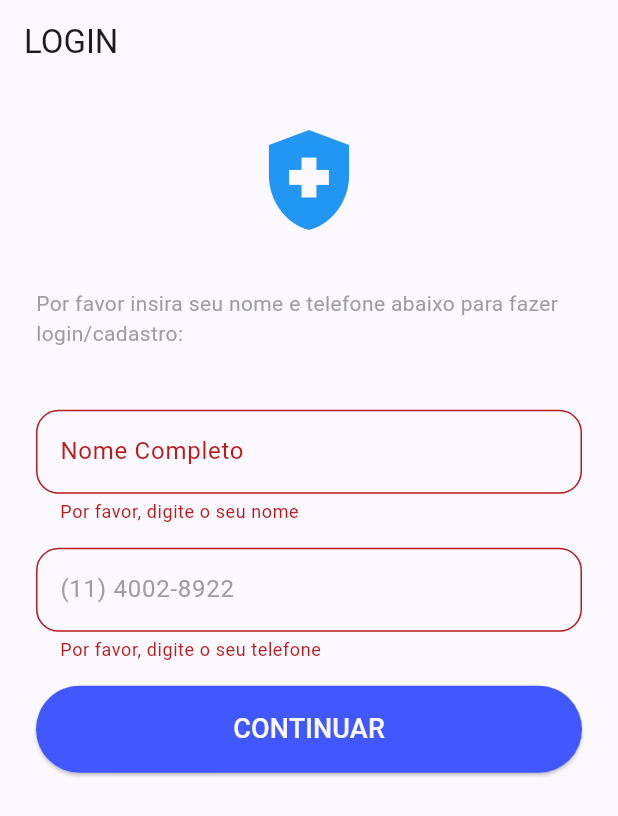
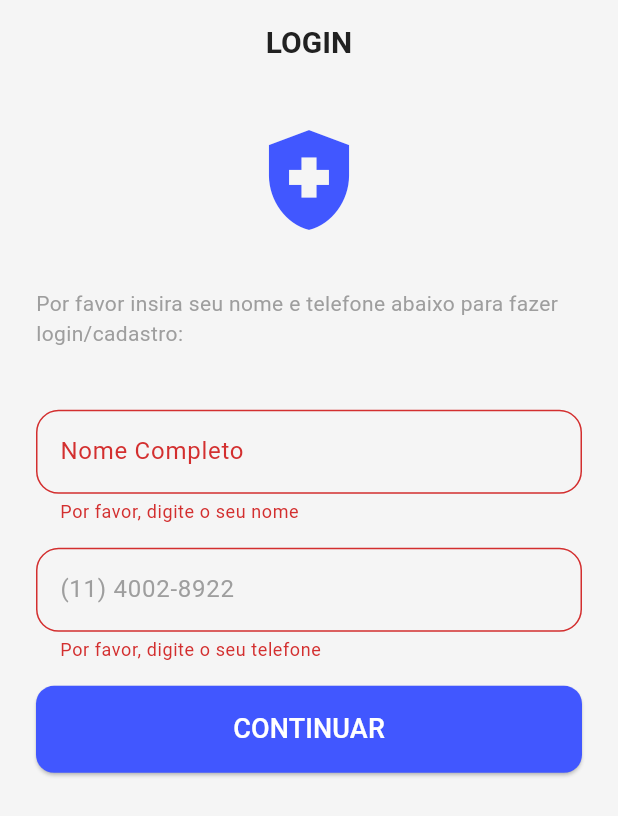
Before and after one commit to Conecta-Vida/Conecta-Vida-Mobile, a Flutter app: the screen it shows after launch, after a tap on "CONTINUAR", on a phone screen of 412 x 824 dp. Shown: the top 816 px of the screen. Run offline on Flutter 3.47's test engine with Material 3 defaults, Android fonts, the phone set to English and light mode, and no system bars; our stand-ins replace google_fonts; network calls fail.

Commit message:
themedata completo

```diff
--- a/lib/main.dart
+++ b/lib/main.dart
@@ -1,5 +1,6 @@
 import 'package:flutter/material.dart';
-import 'screens/splash_screen.dart';
+import 'global/appCor.dart'; // O nosso arquivo de cores!
+import 'screens/splash_screen.dart'; // Sua tela inicial
 
 void main() {
   runApp(const ConectaVidaApp());
@@ -11,15 +12,54 @@ class ConectaVidaApp extends StatelessWidget {
   @override
   Widget build(BuildContext context) {
     return MaterialApp(
-      title: 'Conecta Vida App',
+      debugShowCheckedModeBanner: false,
+      title: 'Conecta Vida',
+
+      // ==================
+      // THEMEDATA GLOBAL
+      // ==================
       theme: ThemeData(
-        colorScheme: ColorScheme.fromSeed(
-          seedColor: const Color.fromARGB(255, 65, 89, 255),
+        // Fundo padrão
+        scaffoldBackgroundColor: AppCor.background,
+
+        // Cores Base
+        colorScheme: ColorScheme.light(
+          primary: AppCor.primary,
+          secondary: AppCor.secondary,
+          error: AppCor.error,
         ),
-        useMaterial3: true,
+
+        // AppBar
+        appBarTheme: const AppBarTheme(
+          backgroundColor: Colors.transparent,
+          elevation: 0,
+          centerTitle: true,
+          iconTheme: IconThemeData(color: AppCor.textoPrimario),
+          titleTextStyle: TextStyle(
+            color: AppCor.textoPrimario,
+            fontSize: 20,
+            fontWeight: FontWeight.bold,
+          ),
+        ),
+
+        //botões elevados
+        elevatedButtonTheme: ElevatedButtonThemeData(
+          style: ElevatedButton.styleFrom(
+            backgroundColor: AppCor.primary, // Cor de fundo
+            foregroundColor: Colors.white, // Cor do texto
+            padding: const EdgeInsets.symmetric(vertical: 16),
+            shape: RoundedRectangleBorder(
+              borderRadius: BorderRadius.circular(12),
+            ),
+          ),
+        ),
+
+        //Cor primária
+        iconTheme: const IconThemeData(color: AppCor.textoCinza),
       ),
+
+      // ==========================================
       home: const SplashScreen(),
-      debugShowCheckedModeBanner: false,
     );
   }
 }
--- a/lib/screens/login_screen.dart
+++ b/lib/screens/login_screen.dart
@@ -22,7 +22,6 @@ class _LoginScreenState extends State<LoginScreen> {
   @override
   Widget build(BuildContext context) {
     double alturaTela = MediaQuery.of(context).size.height;
-    //double larguraTela = MediaQuery.of(context).size.width;
 
     return Scaffold(
       appBar: AppBar(title: const Text('LOGIN')),
@@ -34,10 +33,14 @@ class _LoginScreenState extends State<LoginScreen> {
             mainAxisAlignment: MainAxisAlignment.center,
             crossAxisAlignment: CrossAxisAlignment.stretch,
             children: [
-              const Icon(Icons.health_and_safety, size: 80, color: Colors.blue),
+              const Icon(
+                Icons.health_and_safety,
+                size: 80,
+                color: AppCor.primary,
+              ),
               const SizedBox(height: 32),
 
-              Text(
+              const Text(
                 "Por favor insira seu nome e telefone abaixo para fazer login/cadastro:",
                 style: TextStyle(color: AppCor.textoCinza),
               ),
@@ -81,8 +84,6 @@ class _LoginScreenState extends State<LoginScreen> {
                   if (value == null || value.isEmpty) {
                     return 'Por favor, digite o seu telefone';
                   }
-
-                  //VALIDA PRA VER SE 9 DIGITOS
                   if (value.length < 9) {
                     return 'O telefone deve ter pelo menos 9 dígitos';
                   }
@@ -91,15 +92,13 @@ class _LoginScreenState extends State<LoginScreen> {
               ),
               const SizedBox(height: 16),
 
-              // Botão de Envio
+              // BOTÃO DE ENVIO
               ElevatedButton(
                 onPressed: () {
                   bool sucesso = _controller.tentarLogin();
-
                   if (sucesso) {
                     Navigator.push(
                       context,
-                      //passa o nome controller e o telefone
                       MaterialPageRoute(
                         builder: (context) => NewsScreen(
                           nome: _controller.nomeController.text,
@@ -109,14 +108,8 @@ class _LoginScreenState extends State<LoginScreen> {
                     );
                   }
                 },
-                style: ElevatedButton.styleFrom(
-                  padding: const EdgeInsets.symmetric(vertical: 16),
-                  backgroundColor: AppCor.primary,
-                ),
-                child: const Text(
-                  'CONTINUAR',
-                  style: TextStyle(fontSize: 18, color: AppCor.textoSecundario),
-                ),
+
+                child: const Text('CONTINUAR', style: TextStyle(fontSize: 18)),
               ),
             ],
           ),
--- a/lib/screens/news_details_page.dart
+++ b/lib/screens/news_details_page.dart
@@ -1,6 +1,4 @@
 import 'package:flutter/material.dart';
-import 'package:mobile_app/widgets/noticia_info_botao.dart';
-import 'package:mobile_app/widgets/noticia_secao_mais.dart';
 import 'package:url_launcher/url_launcher.dart';
 import '../models/noticia.dart';
 import '../global/appCor.dart';
@@ -26,8 +24,6 @@ class NewsDetailsPage extends StatelessWidget {
     return Scaffold(
       backgroundColor: Colors.white,
       appBar: AppBar(
-        backgroundColor: Colors.transparent,
-        elevation: 0,
         leading: IconButton(
           icon: Container(
             padding: const EdgeInsets.all(8),
@@ -163,7 +159,6 @@ class NewsDetailsPage extends StatelessWidget {
                               ),
                         ),
                         const Divider(height: 1),
-
                         NoticiasInfoBotao(
                           icone: Icons.location_on,
                           titulo: 'Local (Toque para abrir)',
@@ -178,7 +173,6 @@ class NewsDetailsPage extends StatelessWidget {
                           },
                         ),
                         const Divider(height: 1),
-                        // WIDGET EXTRAÍDO 3
                         NoticiasInfoBotao(
                           icone: Icons.people,
                           titulo: 'Público-Alvo',
@@ -216,17 +210,12 @@ class NewsDetailsPage extends StatelessWidget {
                       onPressed: () {},
                       style: ElevatedButton.styleFrom(
                         backgroundColor: _corDaCategoria(noticia.categoria),
-                        padding: const EdgeInsets.symmetric(vertical: 16),
-                        shape: RoundedRectangleBorder(
-                          borderRadius: BorderRadius.circular(12),
-                        ),
                       ),
                       child: Text(
                         noticia.textoBotaoAcao,
                         style: const TextStyle(
                           fontSize: 16,
                           fontWeight: FontWeight.bold,
-                          color: Colors.white,
                         ),
                       ),
                     ),
--- a/lib/screens/news_page.dart
+++ b/lib/screens/news_page.dart
@@ -26,7 +26,6 @@ class _NewsScreenState extends State<NewsScreen> {
   @override
   Widget build(BuildContext context) {
     return Scaffold(
-      backgroundColor: AppCor.background,
       body: _bottomNavIndex == 0
           ? _buildHomeBody(context)
           : const Center(child: Text('Outras abas em construção...')),
@@ -47,17 +46,12 @@ class _NewsScreenState extends State<NewsScreen> {
       child: Column(
         crossAxisAlignment: CrossAxisAlignment.start,
         children: [
-          // WIDGET DE CABEÇALHO
           NoticiasHeader(nome: widget.nome),
-
           const SizedBox(height: 35),
-
-          // WIDGET DE CATEGORIAS
           Categorias(
             categoryIndex: _categoryIndex,
             onTap: (index) => setState(() => _categoryIndex = index),
           ),
-
           const SizedBox(height: 35),
           Padding(
             padding: const EdgeInsets.symmetric(horizontal: 24),
@@ -71,7 +65,6 @@ class _NewsScreenState extends State<NewsScreen> {
             ),
           ),
           const SizedBox(height: 15),
-
           Padding(
             padding: const EdgeInsets.symmetric(horizontal: 24),
             child: ListView.builder(
--- a/lib/screens/splash_screen.dart
+++ b/lib/screens/splash_screen.dart
@@ -2,6 +2,7 @@ import 'package:flutter/material.dart';
 import 'dart:async';
 import 'package:google_fonts/google_fonts.dart';
 import 'package:mobile_app/screens/login_screen.dart';
+import '../global/appCor.dart'; // Importe o AppCor aqui
 
 class SplashScreen extends StatefulWidget {
   const SplashScreen({super.key});
@@ -11,12 +12,9 @@ class SplashScreen extends StatefulWidget {
 }
 
 class _SplashScreenState extends State<SplashScreen> {
-  // 1. O initState deve ficar FORA do build
   @override
   void initState() {
     super.initState();
-
-    // Timer de 3 segundos para ir pra proxima tela
     Timer(const Duration(seconds: 3), () {
       if (mounted) {
         Navigator.pushReplacement(
@@ -24,8 +22,6 @@ class _SplashScreenState extends State<SplashScreen> {
           PageRouteBuilder(
             pageBuilder: (context, animation, secondaryAnimation) =>
                 const LoginScreen(),
-
-            // duracao da transicao
             transitionDuration: const Duration(milliseconds: 800),
             transitionsBuilder:
                 (context, animation, secondaryAnimation, child) {
@@ -33,7 +29,6 @@ class _SplashScreenState extends State<SplashScreen> {
                     parent: animation,
                     curve: Curves.easeIn,
                   );
-
                   return FadeTransition(opacity: curva, child: child);
                 },
           ),
@@ -44,10 +39,8 @@ class _SplashScreenState extends State<SplashScreen> {
 
   @override
   Widget build(BuildContext context) {
-    const Color primaryBlue = Color(0xFF4159FF);
-
     return Scaffold(
-      backgroundColor: primaryBlue,
+      backgroundColor: AppCor.primary,
       body: Stack(
         children: [
           Image.asset(
@@ -75,7 +68,11 @@ class _SplashScreenState extends State<SplashScreen> {
                     ],
                   ),
                   child: const Center(
-                    child: Icon(Icons.add, size: 60, color: primaryBlue),
+                    child: Icon(
+                      Icons.add,
+                      size: 60,
+                      color: AppCor.primary,
+                    ), // Cor global
                   ),
                 ),
                 const SizedBox(height: 20),
```
